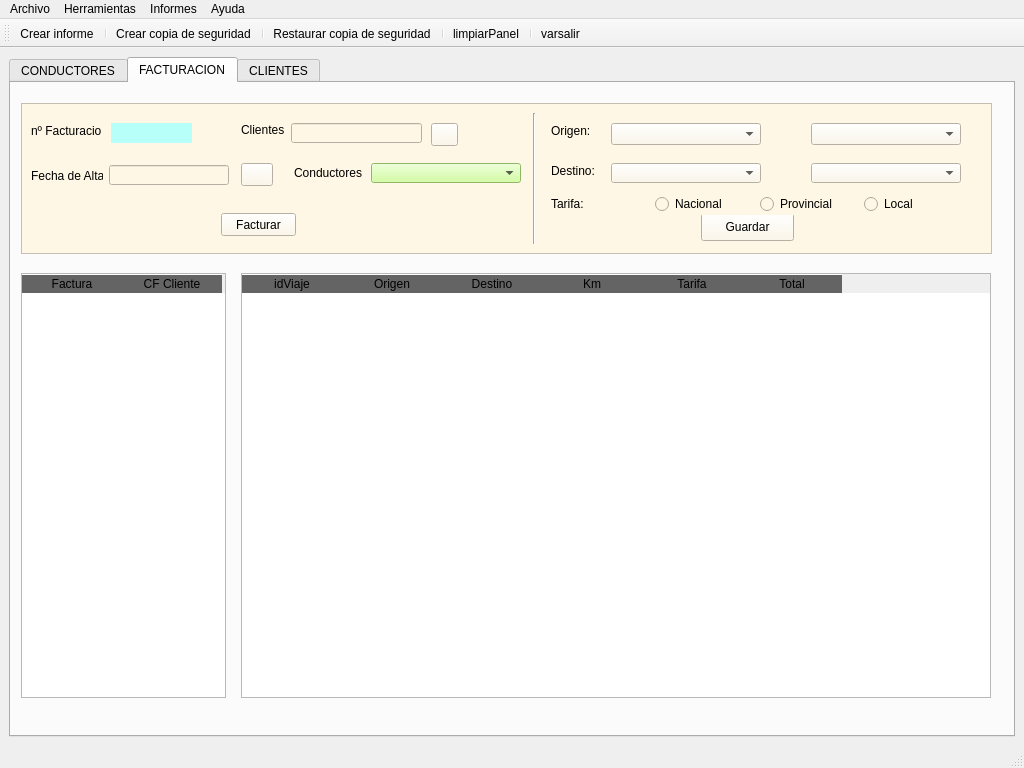
DiegoSabir/InterfaceDevelopment, file RibasGonzalez/templates/mainWindows.ui: the form before one commit.
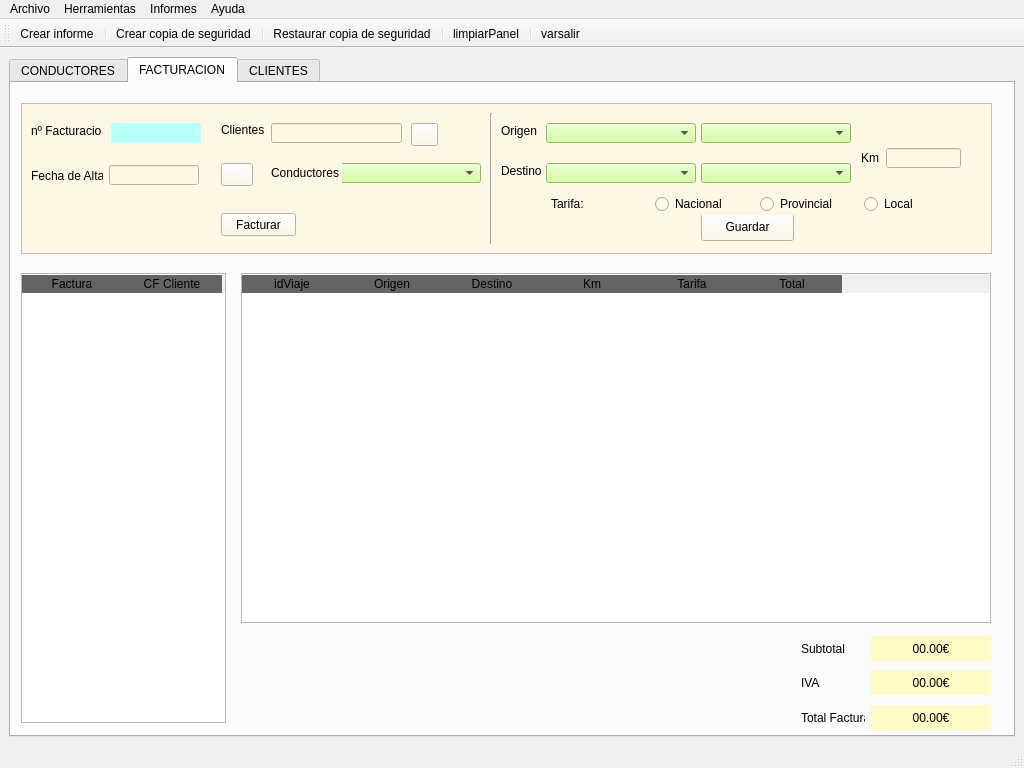
The form after the commit. The open tabs and pages were chosen to show the change. Icons and pictures are not drawn.

```diff
--- a/RibasGonzalez/templates/mainWindows.ui
+++ b/RibasGonzalez/templates/mainWindows.ui
@@ -631,7 +631,7 @@
         <widget class="QLabel" name="lblClientes">
          <property name="geometry">
           <rect>
-           <x>220</x>
+           <x>200</x>
            <y>20</y>
            <width>47</width>
            <height>13</height>
@@ -644,7 +644,7 @@
         <widget class="QLineEdit" name="txtcifcli">
          <property name="geometry">
           <rect>
-           <x>270</x>
+           <x>250</x>
            <y>20</y>
            <width>131</width>
            <height>20</height>
@@ -663,7 +663,7 @@
         <widget class="QPushButton" name="btnBuscar3">
          <property name="geometry">
           <rect>
-           <x>410</x>
+           <x>390</x>
            <y>20</y>
            <width>27</width>
            <height>23</height>
@@ -701,10 +701,22 @@
           <rect>
            <x>90</x>
            <y>20</y>
-           <width>81</width>
+           <width>90</width>
            <height>20</height>
           </rect>
          </property>
+         <property name="minimumSize">
+          <size>
+           <width>90</width>
+           <height>20</height>
+          </size>
+         </property>
+         <property name="maximumSize">
+          <size>
+           <width>90</width>
+           <height>20</height>
+          </size>
+         </property>
          <property name="styleSheet">
           <string notr="true">background-color:rgb(183, 255, 249)</string>
          </property>
@@ -717,13 +729,19 @@
           <rect>
            <x>88</x>
            <y>62</y>
-           <width>120</width>
+           <width>90</width>
            <height>20</height>
           </rect>
          </property>
          <property name="minimumSize">
           <size>
-           <width>120</width>
+           <width>90</width>
+           <height>20</height>
+          </size>
+         </property>
+         <property name="maximumSize">
+          <size>
+           <width>90</width>
            <height>20</height>
           </size>
          </property>
@@ -734,7 +752,7 @@
         <widget class="QPushButton" name="btnCalendariofact">
          <property name="geometry">
           <rect>
-           <x>220</x>
+           <x>200</x>
            <y>60</y>
            <width>32</width>
            <height>23</height>
@@ -776,7 +794,7 @@
         <widget class="QComboBox" name="cmbCond">
          <property name="geometry">
           <rect>
-           <x>350</x>
+           <x>310</x>
            <y>60</y>
            <width>150</width>
            <height>20</height>
@@ -802,7 +820,7 @@
         <widget class="QLabel" name="lblcond">
          <property name="geometry">
           <rect>
-           <x>273</x>
+           <x>250</x>
            <y>60</y>
            <width>71</width>
            <height>20</height>
@@ -828,7 +846,7 @@
         <widget class="Line" name="line">
          <property name="geometry">
           <rect>
-           <x>503</x>
+           <x>460</x>
            <y>10</y>
            <width>21</width>
            <height>131</height>
@@ -841,33 +859,33 @@
         <widget class="QLabel" name="label">
          <property name="geometry">
           <rect>
-           <x>530</x>
+           <x>480</x>
            <y>20</y>
            <width>55</width>
            <height>16</height>
           </rect>
          </property>
          <property name="text">
-          <string>Origen:</string>
+          <string>Origen</string>
          </property>
         </widget>
         <widget class="QLabel" name="label_2">
          <property name="geometry">
           <rect>
-           <x>530</x>
+           <x>480</x>
            <y>60</y>
            <width>55</width>
            <height>16</height>
           </rect>
          </property>
          <property name="text">
-          <string>Destino:</string>
+          <string>Destino</string>
          </property>
         </widget>
         <widget class="QComboBox" name="cmbProbVentas2">
          <property name="geometry">
           <rect>
-           <x>590</x>
+           <x>525</x>
            <y>60</y>
            <width>150</width>
            <height>20</height>
@@ -885,28 +903,36 @@
            <height>20</height>
           </size>
          </property>
+         <property name="styleSheet">
+          <string notr="true">background-color:
+rgb(199, 255, 139)</string>
+         </property>
         </widget>
         <widget class="QComboBox" name="cmbProbVentas">
          <property name="geometry">
           <rect>
-           <x>590</x>
+           <x>525</x>
            <y>20</y>
            <width>150</width>
-           <height>22</height>
+           <height>20</height>
           </rect>
          </property>
          <property name="minimumSize">
           <size>
            <width>150</width>
-           <height>0</height>
+           <height>20</height>
           </size>
          </property>
          <property name="maximumSize">
           <size>
            <width>150</width>
-           <height>16777215</height>
+           <height>20</height>
           </size>
          </property>
+         <property name="styleSheet">
+          <string notr="true">background-color:
+rgb(199, 255, 139)</string>
+         </property>
         </widget>
         <widget class="QPushButton" name="btngrabar">
          <property name="geometry">
@@ -924,7 +950,7 @@
         <widget class="QComboBox" name="cmbMuniVentas2">
          <property name="geometry">
           <rect>
-           <x>790</x>
+           <x>680</x>
            <y>60</y>
            <width>150</width>
            <height>20</height>
@@ -942,28 +968,36 @@
            <height>20</height>
           </size>
          </property>
+         <property name="styleSheet">
+          <string notr="true">background-color:
+rgb(199, 255, 139)</string>
+         </property>
         </widget>
         <widget class="QComboBox" name="cmbMuniVentas">
          <property name="geometry">
           <rect>
-           <x>790</x>
+           <x>680</x>
            <y>20</y>
            <width>150</width>
-           <height>22</height>
+           <height>20</height>
           </rect>
          </property>
          <property name="minimumSize">
           <size>
            <width>150</width>
-           <height>0</height>
+           <height>20</height>
           </size>
          </property>
          <property name="maximumSize">
           <size>
            <width>150</width>
-           <height>16777215</height>
+           <height>20</height>
           </size>
          </property>
+         <property name="styleSheet">
+          <string notr="true">background-color:
+rgb(199, 255, 139)</string>
+         </property>
         </widget>
         <widget class="QWidget" name="horizontalLayoutWidget">
          <property name="geometry">
@@ -1005,6 +1039,53 @@
           </item>
          </layout>
         </widget>
+        <widget class="QLineEdit" name="txtkm">
+         <property name="geometry">
+          <rect>
+           <x>865</x>
+           <y>45</y>
+           <width>75</width>
+           <height>20</height>
+          </rect>
+         </property>
+         <property name="minimumSize">
+          <size>
+           <width>75</width>
+           <height>20</height>
+          </size>
+         </property>
+         <property name="maximumSize">
+          <size>
+           <width>75</width>
+           <height>20</height>
+          </size>
+         </property>
+        </widget>
+        <widget class="QLabel" name="lblKm">
+         <property name="geometry">
+          <rect>
+           <x>840</x>
+           <y>45</y>
+           <width>25</width>
+           <height>20</height>
+          </rect>
+         </property>
+         <property name="minimumSize">
+          <size>
+           <width>25</width>
+           <height>20</height>
+          </size>
+         </property>
+         <property name="maximumSize">
+          <size>
+           <width>25</width>
+           <height>20</height>
+          </size>
+         </property>
+         <property name="text">
+          <string>Km</string>
+         </property>
+        </widget>
        </widget>
        <widget class="QTableWidget" name="tabFacturas">
         <property name="geometry">
@@ -1012,19 +1093,19 @@
           <x>10</x>
           <y>190</y>
           <width>205</width>
-          <height>425</height>
+          <height>450</height>
          </rect>
         </property>
         <property name="minimumSize">
          <size>
           <width>205</width>
-          <height>425</height>
+          <height>450</height>
          </size>
         </property>
         <property name="maximumSize">
          <size>
           <width>205</width>
-          <height>425</height>
+          <height>450</height>
          </size>
         </property>
         <property name="styleSheet">
@@ -1065,19 +1146,19 @@
           <x>230</x>
           <y>190</y>
           <width>750</width>
-          <height>425</height>
+          <height>350</height>
          </rect>
         </property>
         <property name="minimumSize">
          <size>
           <width>750</width>
-          <height>425</height>
+          <height>350</height>
          </size>
         </property>
         <property name="maximumSize">
          <size>
           <width>750</width>
-          <height>425</height>
+          <height>350</height>
          </size>
         </property>
         <property name="styleSheet">
@@ -1132,6 +1213,138 @@
          </property>
         </column>
        </widget>
+       <widget class="QLabel" name="lbltotalfactura">
+        <property name="geometry">
+         <rect>
+          <x>860</x>
+          <y>622</y>
+          <width>120</width>
+          <height>25</height>
+         </rect>
+        </property>
+        <property name="minimumSize">
+         <size>
+          <width>120</width>
+          <height>0</height>
+         </size>
+        </property>
+        <property name="maximumSize">
+         <size>
+          <width>16777215</width>
+          <height>25</height>
+         </size>
+        </property>
+        <property name="styleSheet">
+         <string notr="true">background-color:rgb(255, 249, 198)</string>
+        </property>
+        <property name="text">
+         <string>00.00€</string>
+        </property>
+        <property name="alignment">
+         <set>Qt::AlignCenter</set>
+        </property>
+       </widget>
+       <widget class="QLabel" name="lblfacturacion_3">
+        <property name="geometry">
+         <rect>
+          <x>790</x>
+          <y>586</y>
+          <width>64</width>
+          <height>28</height>
+         </rect>
+        </property>
+        <property name="text">
+         <string>IVA</string>
+        </property>
+       </widget>
+       <widget class="QLabel" name="lbliva">
+        <property name="geometry">
+         <rect>
+          <x>860</x>
+          <y>587</y>
+          <width>120</width>
+          <height>25</height>
+         </rect>
+        </property>
+        <property name="minimumSize">
+         <size>
+          <width>120</width>
+          <height>0</height>
+         </size>
+        </property>
+        <property name="maximumSize">
+         <size>
+          <width>16777215</width>
+          <height>25</height>
+         </size>
+        </property>
+        <property name="styleSheet">
+         <string notr="true">background-color:rgb(255, 249, 198)</string>
+        </property>
+        <property name="text">
+         <string>00.00€</string>
+        </property>
+        <property name="alignment">
+         <set>Qt::AlignCenter</set>
+        </property>
+       </widget>
+       <widget class="QLabel" name="lblfacturacion_2">
+        <property name="geometry">
+         <rect>
+          <x>790</x>
+          <y>552</y>
+          <width>64</width>
+          <height>28</height>
+         </rect>
+        </property>
+        <property name="text">
+         <string>Subtotal</string>
+        </property>
+       </widget>
+       <widget class="QLabel" name="lblsubtotal">
+        <property name="geometry">
+         <rect>
+          <x>860</x>
+          <y>553</y>
+          <width>120</width>
+          <height>25</height>
+         </rect>
+        </property>
+        <property name="minimumSize">
+         <size>
+          <width>120</width>
+          <height>10</height>
+         </size>
+        </property>
+        <property name="maximumSize">
+         <size>
+          <width>16777215</width>
+          <height>25</height>
+         </size>
+        </property>
+        <property name="styleSheet">
+         <string notr="true">background-color:rgb(255, 249, 198)</string>
+        </property>
+        <property name="text">
+         <string>00.00€</string>
+        </property>
+        <property name="alignment">
+         <set>Qt::AlignCenter</set>
+        </property>
+       </widget>
+       <widget class="QLabel" name="lblfacturacion_4">
+        <property name="geometry">
+         <rect>
+          <x>790</x>
+          <y>620</y>
+          <width>64</width>
+          <height>30</height>
+         </rect>
+        </property>
+        <property name="text">
+         <string>Total Factura</string>
+        </property>
+       </widget>
       </widget>
       <widget class="QWidget" name="panelclientes">
        <attribute name="title">
```
Left out of the diff: 494 changed lines with no effect on the pictures.
